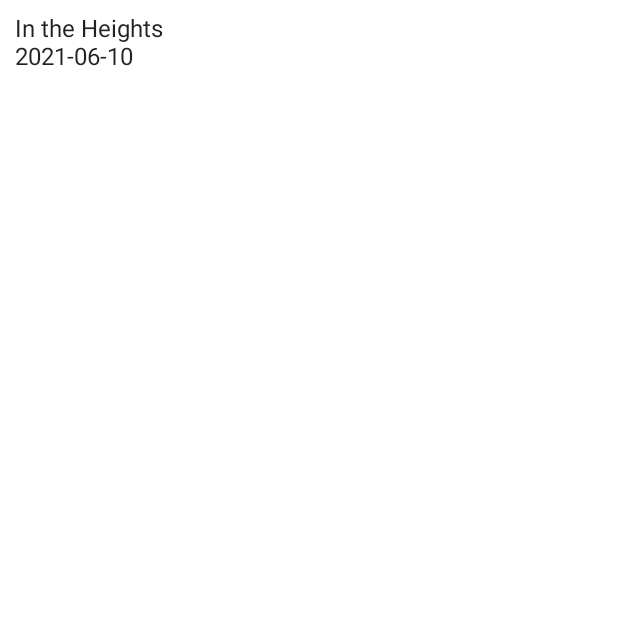
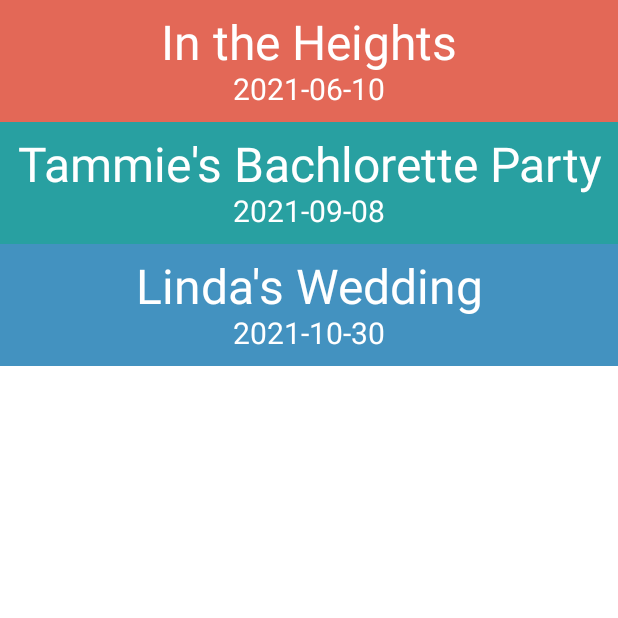
Before and after one commit to calren/LittleJoy, an Android app built with Jetpack Compose: the screen it shows after launch (MainActivity), on a phone screen of 412 x 824 dp, the top half of it. Run offline under Robolectric (Android 15) with nearby library versions, the phone set to English and light mode, and no system bars.

Commit message:
Slightly better UI

```diff
--- a/app/src/main/java/com/example/littlejoy/MainActivity.kt
+++ b/app/src/main/java/com/example/littlejoy/MainActivity.kt
@@ -1,12 +1,15 @@
 package com.example.littlejoy
 
 import android.os.Bundle
+import android.view.Gravity
 import androidx.activity.ComponentActivity
 import androidx.activity.compose.setContent
-import androidx.compose.foundation.layout.Column
-import androidx.compose.foundation.layout.padding
+import androidx.compose.foundation.background
+import androidx.compose.foundation.border
+import androidx.compose.foundation.layout.*
 import androidx.compose.foundation.lazy.LazyColumn
 import androidx.compose.ui.unit.dp
+import androidx.compose.ui.unit.sp
 import androidx.compose.material.MaterialTheme
 import androidx.compose.material.Surface
 import androidx.compose.material.Text
@@ -16,6 +19,11 @@ import androidx.compose.ui.tooling.preview.Preview
 import com.example.littlejoy.ui.theme.LittleJoyTheme
 import java.sql.Date
 import androidx.compose.foundation.lazy.items
+import androidx.compose.ui.Alignment
+import androidx.compose.ui.graphics.Color
+import androidx.compose.ui.platform.LocalContext
+import androidx.compose.ui.text.style.TextAlign
+import androidx.core.content.ContextCompat
 
 class MainActivity : ComponentActivity() {
     override fun onCreate(savedInstanceState: Bundle?) {
@@ -24,7 +32,11 @@ class MainActivity : ComponentActivity() {
             LittleJoyTheme {
                 // A surface container using the 'background' color from the theme
                 Surface(color = MaterialTheme.colors.background) {
-                    val testEvents = listOf(Event("In the Heights", Date.valueOf("2021-6-10")))
+                    val testEvents = listOf(
+                        Event("In the Heights", Date.valueOf("2021-6-10")),
+                        Event("Tammie's Bachlorette Party", Date.valueOf("2021-9-8")),
+                        Event("Linda's Wedding", Date.valueOf("2021-10-30"))
+                    )
                     EventsList(testEvents)
                 }
             }
@@ -43,13 +55,55 @@ fun EventsList(events: List<Event>) {
 
 @Composable
 fun EventRow(event: Event) {
-    val padding = 10.dp
-    Column(
-        modifier = Modifier.padding(10.dp)
+    Box(
+        modifier = Modifier
+            .fillMaxWidth()
+            .background(getNextColor())
     ) {
-        Text(event.eventName)
-        Text(event.eventTime.toString())
+        Column(
+            modifier = Modifier
+                .fillMaxWidth()
+                .padding(10.dp)
+        ) {
+            Text(
+                modifier = Modifier
+                    .align(Alignment.CenterHorizontally),
+                text = event.eventName,
+                textAlign = TextAlign.Center,
+                color = Color.White,
+                fontSize = 32.sp
+            )
+            Text(
+                modifier = Modifier
+                    .align(Alignment.CenterHorizontally),
+                text = event.eventTime.toString(),
+                color = Color.White,
+                fontSize = 20.sp
+            )
+        }
     }
+}
+
+var cardColorNumber = 1
+
+fun getNextColor(): Color {
+
+    var colorToReturn = Color(0xFFE36857)
+
+    // TODO Figure out how to get color from resources
+    when (cardColorNumber) {
+        1 -> colorToReturn = Color(0xFFE36857)
+        2 -> colorToReturn = Color(0xFF28A0A1)
+        else -> colorToReturn = Color(0xFF4392C0)
+    }
+
+    if (cardColorNumber == 3) {
+        cardColorNumber = 1
+    } else {
+        cardColorNumber++
+    }
+
+    return colorToReturn
 }
 
 @Preview(showBackground = true)
@@ -62,10 +116,10 @@ fun DefaultPreview() {
     )
 
     // Preview list
-    LittleJoyTheme {
-        EventsList(testEvents)
-    }
+//    LittleJoyTheme {
+//        EventsList(testEvents)
+//    }
 
     // Preview list item
-//    EventRow(Event("Latte's Birthday", Date.valueOf("2021-7-30")))
+    EventRow(Event("Latte's Birthday", Date.valueOf("2021-7-30")))
 }
--- a/app/src/main/res/values/colors.xml
+++ b/app/src/main/res/values/colors.xml
@@ -7,4 +7,10 @@
     <color name="teal_700">#FF018786</color>
     <color name="black">#FF000000</color>
     <color name="white">#FFFFFFFF</color>
+
+    <color name="sea_green">#28A0A1</color>
+    <color name="terra_cotta">#E36857</color>
+    <color name="jasmine_yellow">#F6DE7E</color>
+    <color name="azure">#4392C0</color>
+
 </resources>
```
Also changed, not shown: 1 other file.
